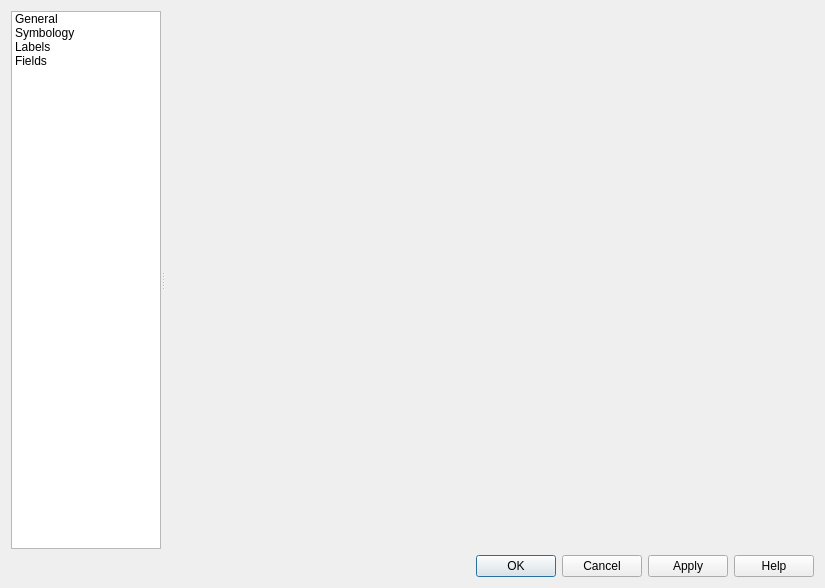
Old version of the form qps/ui/vectorlayerpropertiesdialog.ui in the repository EnMAP-Box/qgispluginsupport.
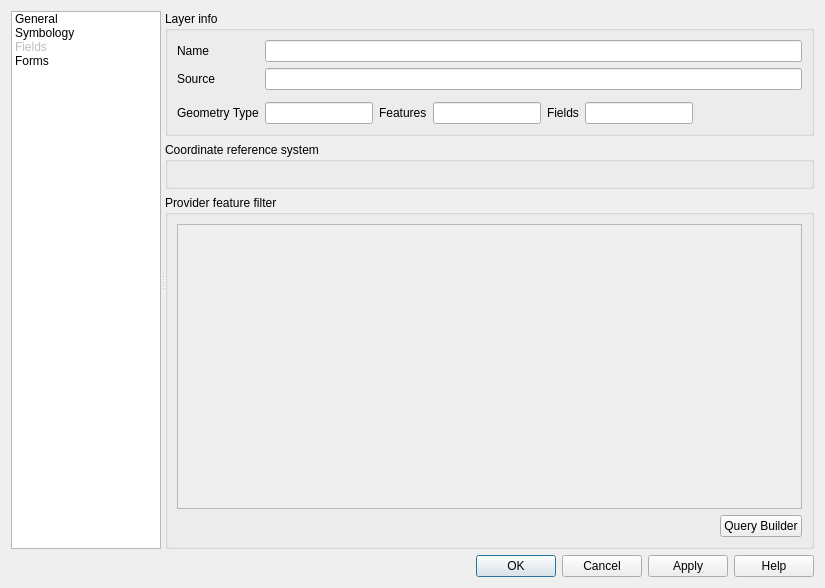
New version of the form. The open tabs and pages were chosen to show the change. Icons and pictures are not drawn. Custom widgets are drawn as their Qt base class.

Commit message: layerproperties.py added EditorWidgetForms to vectorlayer properites dialog added qps.registerEditorWidgets

```diff
--- a/qps/ui/vectorlayerpropertiesdialog.ui
+++ b/qps/ui/vectorlayerpropertiesdialog.ui
@@ -119,22 +119,22 @@
          </item>
          <item>
           <property name="text">
-           <string>Labels</string>
+           <string>Fields</string>
           </property>
           <property name="toolTip">
            <string>Labels</string>
           </property>
           <property name="icon">
-           <iconset>
-            <normaloff>:/images/themes/default/propertyicons/labels.svg</normaloff>:/images/themes/default/propertyicons/labels.svg</iconset>
+           <iconset resource="../../../../QGIS/images/images.qrc">
+            <normaloff>:/images/themes/default/mSourceFields.svg</normaloff>:/images/themes/default/mSourceFields.svg</iconset>
+          </property>
+          <property name="flags">
+           <set>ItemIsSelectable|ItemIsDragEnabled|ItemIsUserCheckable</set>
           </property>
          </item>
          <item>
           <property name="text">
-           <string>Fields</string>
-          </property>
-          <property name="toolTip">
-           <string>Fields</string>
+           <string>Forms</string>
           </property>
           <property name="icon">
            <iconset>
@@ -209,8 +209,8 @@
                <rect>
                 <x>0</x>
                 <y>0</y>
-                <width>652</width>
-                <height>541</height>
+                <width>362</width>
+                <height>323</height>
                </rect>
               </property>
               <layout class="QVBoxLayout" name="verticalLayout_13">
@@ -520,38 +520,6 @@
            </item>
           </layout>
          </widget>
-         <widget class="QWidget" name="mOptsPage_Labels">
-          <layout class="QVBoxLayout" name="verticalLayout_12">
-           <property name="leftMargin">
-            <number>0</number>
-           </property>
-           <property name="topMargin">
-            <number>0</number>
-           </property>
-           <property name="rightMargin">
-            <number>0</number>
-           </property>
-           <property name="bottomMargin">
-            <number>0</number>
-           </property>
-           <item>
-            <widget class="QFrame" name="labelingFrame">
-             <property name="sizePolicy">
-              <sizepolicy hsizetype="Expanding" vsizetype="Expanding">
-               <horstretch>0</horstretch>
-               <verstretch>0</verstretch>
-              </sizepolicy>
-             </property>
-             <property name="frameShape">
-              <enum>QFrame::NoFrame</enum>
-             </property>
-             <property name="frameShadow">
-              <enum>QFrame::Plain</enum>
-             </property>
-            </widget>
-           </item>
-          </layout>
-         </widget>
          <widget class="QWidget" name="mOptsPage_Fields">
           <layout class="QVBoxLayout" name="verticalLayout_15">
            <property name="leftMargin">
@@ -673,6 +641,12 @@
    <header>qgsprojectionselectionwidget.h</header>
    <container>1</container>
   </customwidget>
+  <customwidget>
+   <class>LayerFieldConfigEditorWidget</class>
+   <extends>QWidget</extends>
+   <header>qps.layerproperties</header>
+   <container>1</container>
+  </customwidget>
  </customwidgets>
  <tabstops>
   <tabstop>mOptionsListWidget</tabstop>
```
Left out of the diff: 45 changed lines with no effect on the pictures. The commit also changes 5 other files.
